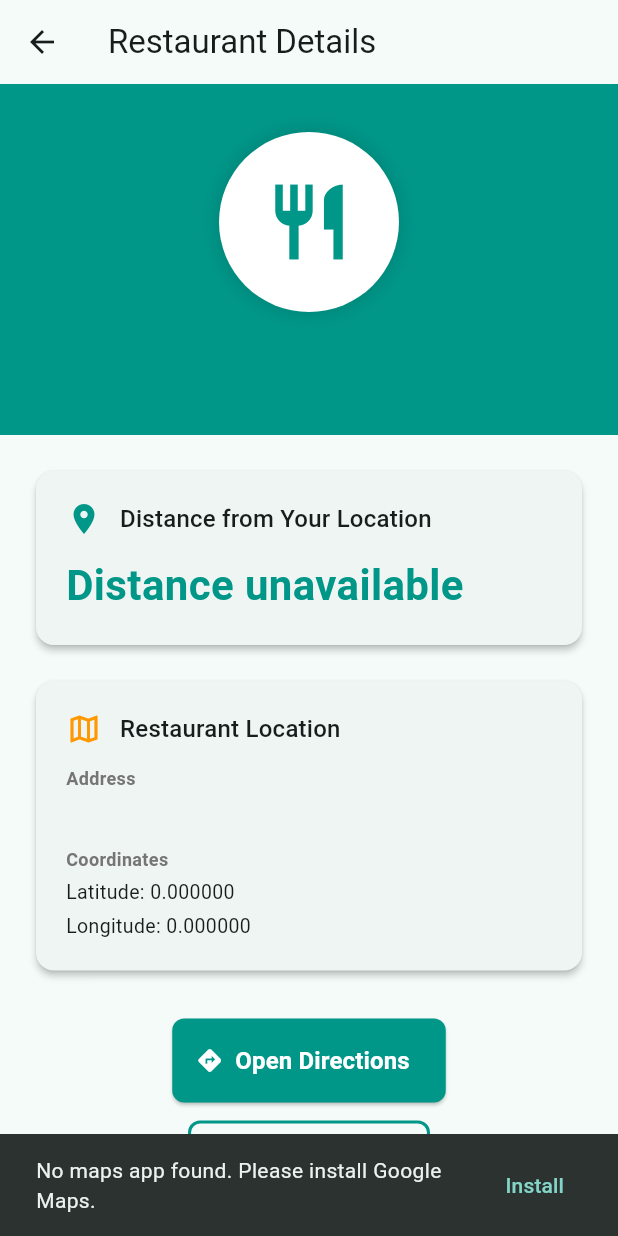
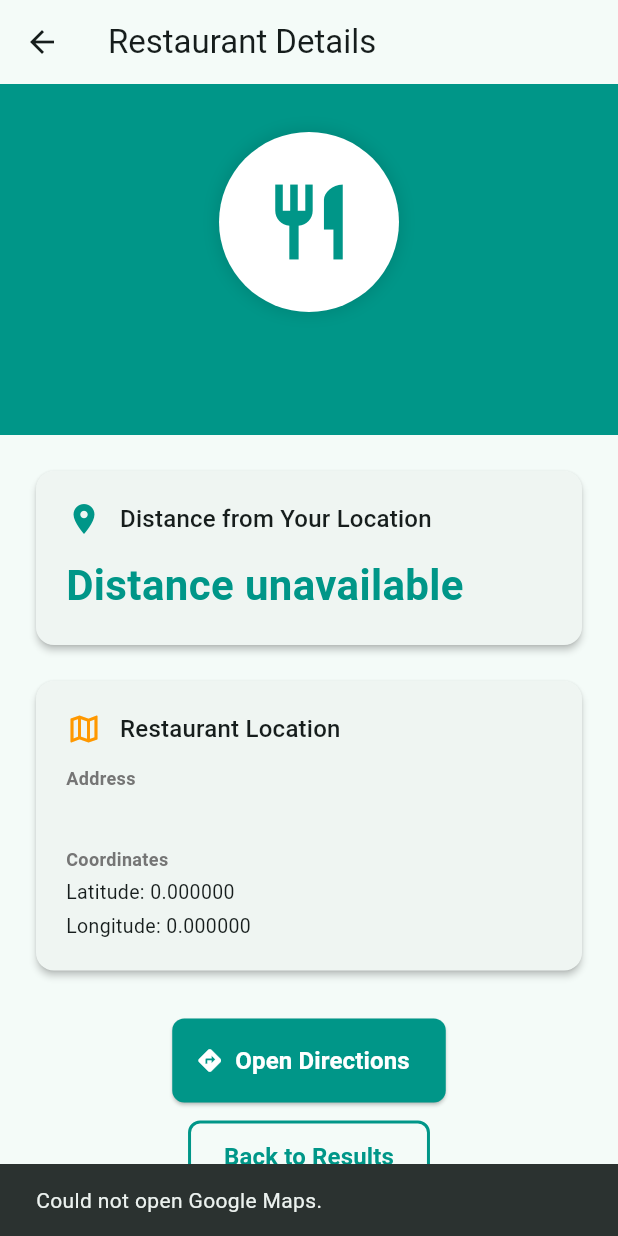
Before and after one commit to AhmedAbass2004/Restaurants-App, a Flutter app: the RestaurantDetailsScreen screen opened directly with empty values, after a tap on "Open Directions", on a phone screen of 412 x 824 dp. Run offline on Flutter 3.47's test engine with Material 3 defaults, Android fonts, the light colour scheme and no system bars; our stand-ins replace geolocator, rxdart, shared_preferences; accounts and stored records are empty.

Commit message:
Fix Mapping Button

```diff
--- a/restaurants_app/lib/screens/restaurants/restaurant_details_screen.dart
+++ b/restaurants_app/lib/screens/restaurants/restaurant_details_screen.dart
@@ -37,52 +37,25 @@ class _RestaurantDetailsScreenState extends State<RestaurantDetailsScreen> {
     final restaurantName = Uri.encodeComponent(widget.restaurant.name);
 
     try {
-      // Try 1: Android geo: URI scheme (most compatible)
-      final geoUrl = 'geo:$lat,$lon?q=$restaurantName';
-      Uri uri = Uri.parse(geoUrl);
+      final candidates = <Uri>[
+        Uri.parse('geo:$lat,$lon?q=$restaurantName'),
+        Uri.parse(
+          'https://www.google.com/maps/dir/?api=1&destination=$lat,$lon',
+        ),
+        Uri.parse('https://www.google.com/maps/search/?api=1&query=$lat,$lon'),
+      ];
 
-      if (await canLaunchUrl(uri)) {
-        await launchUrl(uri);
-        return;
+      for (final uri in candidates) {
+        final launched = await launchUrl(
+          uri,
+          mode: LaunchMode.externalApplication,
+        );
+        if (launched) return;
       }
 
-      // Try 2: Google Maps app URI scheme
-      final mapsAppUrl =
-          'https://www.google.com/maps/search/?api=1&query=$lat,$lon';
-      uri = Uri.parse(mapsAppUrl);
-
-      if (await canLaunchUrl(uri)) {
-        await launchUrl(uri);
-        return;
-      }
-
-      // Try 3: Standard Google Maps web URL
-      final webUrl =
-          'https://www.google.com/maps/dir/?api=1&destination=$lat,$lon';
-      uri = Uri.parse(webUrl);
-
-      if (await canLaunchUrl(uri)) {
-        await launchUrl(uri, mode: LaunchMode.externalApplication);
-        return;
-      }
-
-      // All methods failed
       if (!mounted) return;
       ScaffoldMessenger.of(context).showSnackBar(
-        SnackBar(
-          content: const Text('No maps app found. Please install Google Maps.'),
-          action: SnackBarAction(
-            label: 'Install',
-            onPressed: () {
-              // Open Play Store
-              launchUrl(
-                Uri.parse(
-                  'https://play.google.com/store/apps/details?id=com.google.android.apps.maps',
-                ),
-              );
-            },
-          ),
-        ),
+        const SnackBar(content: Text('Could not open Google Maps.')),
       );
     } catch (e) {
       if (!mounted) return;
```
